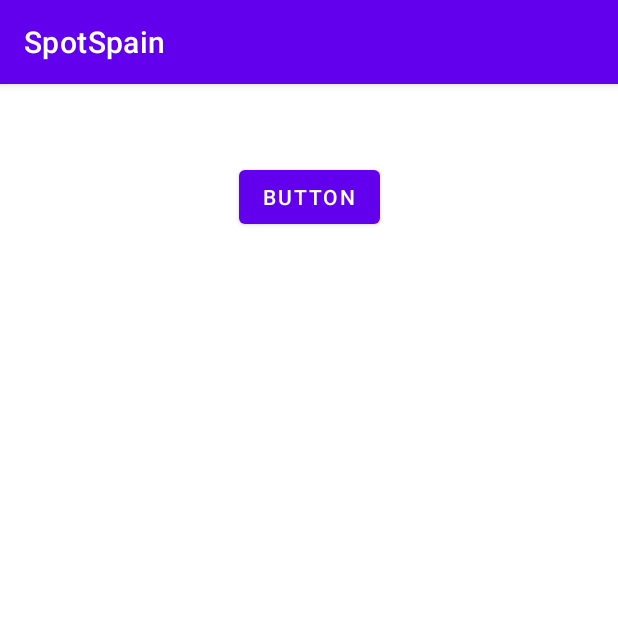
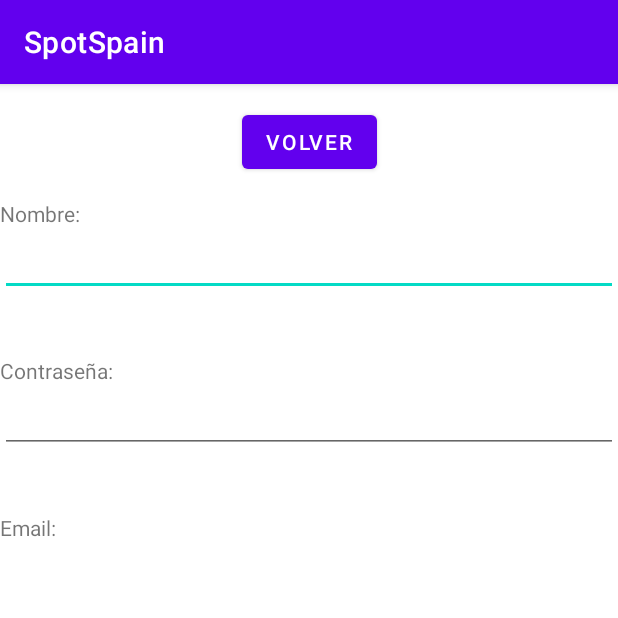
Before and after one commit to MSebas55/SpotSpain, an Android app: the screen it shows after launch (Show before the commit, Update after it), after a tap on "SHOW", on a phone screen of 412 x 824 dp, the top half of it. Run offline under Robolectric (Android 15) with nearby library versions, the phone set to English and light mode, and no system bars; 3 statements that could not run were skipped.

Commit message:
pre merge

```diff
--- a/app/src/main/java/com/example/spotspain/Database/DatabaseAux.java
+++ b/app/src/main/java/com/example/spotspain/Database/DatabaseAux.java
@@ -7,8 +7,9 @@ import android.database.sqlite.SQLiteOpenHelper;
 import androidx.annotation.Nullable;
 
 public class DatabaseAux extends SQLiteOpenHelper {
-    private static final String DB_NAME = "Fountain&Go";
+    private static final String DB_NAME = "SpotSpain";
     private static final int DB_VERSION = 1;
+    private static final String TABLE_CUENTAS = "t_cuentas";
     public DatabaseAux(@Nullable Context context) {
         super(context, DB_NAME, null, DB_VERSION);
     }
@@ -16,10 +17,11 @@ public class DatabaseAux extends SQLiteOpenHelper {
 
     @Override
     public void onCreate(SQLiteDatabase db) {
-        db.execSQL("CREATE TABLE users " +
+        db.execSQL("CREATE TABLE " + TABLE_CUENTAS +
                 "(id INTEGER PRIMARY KEY AUTOINCREMENT," +
-                "name VARCHAR(25) NOT NULL," +
-                "email VARCHAR(25) NOT NULL)");
+                "name TEXT NOT NULL," +
+                "email TEXT NOT NULL," +
+                "pass TEXT NOT NULL)" );
     }
 
     @Override
--- a/app/src/main/java/com/example/spotspain/MainActivity.java
+++ b/app/src/main/java/com/example/spotspain/MainActivity.java
@@ -36,7 +36,7 @@ public class MainActivity extends AppCompatActivity {
     }
 
     public void changeToShow(View view) {
-        Intent nIntent = new Intent(MainActivity.this, Show.class);
+        Intent nIntent = new Intent(MainActivity.this, Update.class);
         startActivity(nIntent);
     }
 
--- a/app/src/main/res/layout/activity_show.xml
+++ b/app/src/main/res/layout/activity_show.xml
@@ -1,38 +1,61 @@
 <?xml version="1.0" encoding="utf-8"?>
-<androidx.constraintlayout.widget.ConstraintLayout xmlns:android="http://schemas.android.com/apk/res/android"
+<LinearLayout xmlns:android="http://schemas.android.com/apk/res/android"
     xmlns:app="http://schemas.android.com/apk/res-auto"
     xmlns:tools="http://schemas.android.com/tools"
     android:layout_width="match_parent"
     android:layout_height="match_parent"
+    android:orientation="vertical"
     tools:context=".Show">
 
 
     <Button
-        android:id="@+id/button"
+        android:id="@+id/button2"
         android:layout_width="wrap_content"
         android:layout_height="wrap_content"
-        android:layout_marginTop="51dp"
         android:onClick="changeToMain"
-        android:text="Button"
+        android:text="volver" />
+
+    <TextView
+        android:id="@+id/viewNombre"
+        android:layout_width="match_parent"
+        android:layout_height="wrap_content"
+        android:text="@string/nombre" />
+
+    <EditText
+        android:id="@+id/insertName2"
+        android:layout_width="match_parent"
+        android:layout_height="wrap_content"
+        android:layout_marginTop="91dp"
+        android:layout_marginEnd="76dp"
+        android:ems="10"
+        android:inputType="text"
+        android:labelFor="@+id/viewNombre" />
+
+    <TextView
+        android:id="@+id/viewContraseña"
+        android:layout_width="match_parent"
+        android:layout_height="wrap_content"
+        android:text="@string/email" />
+
+    <EditText
+        android:id="@+id/insertEmail2"
+        android:layout_width="match_parent"
+        android:layout_height="wrap_content"
+        android:layout_marginStart="9dp"
+        android:layout_marginTop="22dp"
+        android:ems="10"
+        android:hint="EMAIL"
+        android:inputType="text" />
+
+    <Button
+        android:id="@+id/insertButton"
+        android:layout_width="match_parent"
+        android:layout_height="wrap_content"
+        android:layout_marginBottom="325dp"
+        android:onClick="insertValues"
+        android:text="Insertar"
+        app:layout_constraintBottom_toBottomOf="parent"
         app:layout_constraintEnd_toEndOf="parent"
-        app:layout_constraintStart_toStartOf="parent"
-        app:layout_constraintTop_toTopOf="parent" />
+        app:layout_constraintStart_toStartOf="parent" />
 
-    <ScrollView
-        android:id="@+id/scrollView2"
-        android:layout_width="219dp"
-        android:layout_height="50dp"
-        android:layout_marginStart="205dp"
-        android:layout_marginTop="324dp"
-        android:layout_marginEnd="205dp"
-        app:layout_constraintEnd_toEndOf="parent"
-        app:layout_constraintStart_toStartOf="parent"
-        app:layout_constraintTop_toTopOf="parent">
-
-        <LinearLayout
-            android:id="@+id/fillContentShow"
-            android:layout_width="wrap_content"
-            android:layout_height="wrap_content"
-            android:orientation="vertical"></LinearLayout>
-    </ScrollView>
-</androidx.constraintlayout.widget.ConstraintLayout>
+</LinearLayout>
--- a/app/src/main/res/layout/activity_update.xml
+++ b/app/src/main/res/layout/activity_update.xml
@@ -4,13 +4,76 @@
     xmlns:tools="http://schemas.android.com/tools"
     android:layout_width="match_parent"
     android:layout_height="match_parent"
-    tools:context=".Update">
+    android:orientation="vertical">
+
+    <EditText
+        android:id="@+id/insertName"
+        android:layout_width="match_parent"
+        android:layout_height="wrap_content"
+        android:ems="10"
+        android:inputType="text"
+        android:labelFor="@+id/viewNombre"
+        app:layout_constraintEnd_toEndOf="parent"
+        app:layout_constraintStart_toStartOf="parent"
+        app:layout_constraintTop_toBottomOf="@+id/viewNombre" />
+
+    <EditText
+        android:id="@+id/insertContraseña"
+        android:layout_width="match_parent"
+        android:layout_height="wrap_content"
+        android:ems="10"
+        android:inputType="text"
+        android:labelFor="@+id/viewNombre"
+        app:layout_constraintEnd_toEndOf="parent"
+        app:layout_constraintStart_toStartOf="parent"
+        app:layout_constraintTop_toBottomOf="@+id/viewContraseña" />
 
     <TextView
-        android:id="@+id/updateName"
+        android:id="@+id/viewNombre"
+        android:layout_width="match_parent"
+        android:layout_height="wrap_content"
+        android:text="@string/nombre"
+        app:layout_constraintEnd_toEndOf="parent"
+        app:layout_constraintStart_toStartOf="parent"
+        app:layout_constraintTop_toTopOf="@+id/guideline" />
+
+    <TextView
+        android:id="@+id/viewContraseña"
+        android:layout_width="match_parent"
+        android:layout_height="wrap_content"
+        android:layout_marginTop="40dp"
+        android:text="@string/contrasena"
+        app:layout_constraintEnd_toEndOf="parent"
+        app:layout_constraintHorizontal_bias="0.0"
+        app:layout_constraintStart_toStartOf="parent"
+        app:layout_constraintTop_toBottomOf="@+id/insertName" />
+
+    <TextView
+        android:id="@+id/viewEmail"
+        android:layout_width="match_parent"
+        android:layout_height="wrap_content"
+        android:layout_marginTop="40dp"
+        android:text="@string/email"
+        app:layout_constraintEnd_toEndOf="parent"
+        app:layout_constraintHorizontal_bias="0.0"
+        app:layout_constraintStart_toStartOf="parent"
+        app:layout_constraintTop_toBottomOf="@+id/insertContraseña" />
+
+    <Button
+        android:id="@+id/button"
         android:layout_width="wrap_content"
         android:layout_height="wrap_content"
-        android:text="TextView"
-        tools:layout_editor_absoluteX="178dp"
-        tools:layout_editor_absoluteY="128dp" />
+        android:text="Volver"
+        app:layout_constraintBottom_toTopOf="@+id/guideline"
+        app:layout_constraintEnd_toEndOf="parent"
+        app:layout_constraintStart_toStartOf="parent"
+        app:layout_constraintTop_toTopOf="parent" />
+
+    <androidx.constraintlayout.widget.Guideline
+        android:id="@+id/guideline"
+        android:layout_width="wrap_content"
+        android:layout_height="wrap_content"
+        android:orientation="horizontal"
+        app:layout_constraintGuide_percent="0.1" />
+
 </androidx.constraintlayout.widget.ConstraintLayout>
--- a/app/src/main/res/values/strings.xml
+++ b/app/src/main/res/values/strings.xml
@@ -1,3 +1,6 @@
 <resources>
     <string name="app_name">SpotSpain</string>
+    <string name="nombre">Nombre:</string>
+    <string name="email">Email:</string>
+    <string name="contrasena">Contraseña:</string>
 </resources>
```
Also changed, not shown: app/src/main/java/com/example/spotspain/InsertToDB.java (+7 -3 lines), app/src/main/java/com/example/spotspain/Show.java (+0 -32 lines), app/src/main/java/com/example/spotspain/Update.java (+99 -4 lines), app/src/main/res/layout/activity_insert_to_db.xml (+15 -3 lines).
